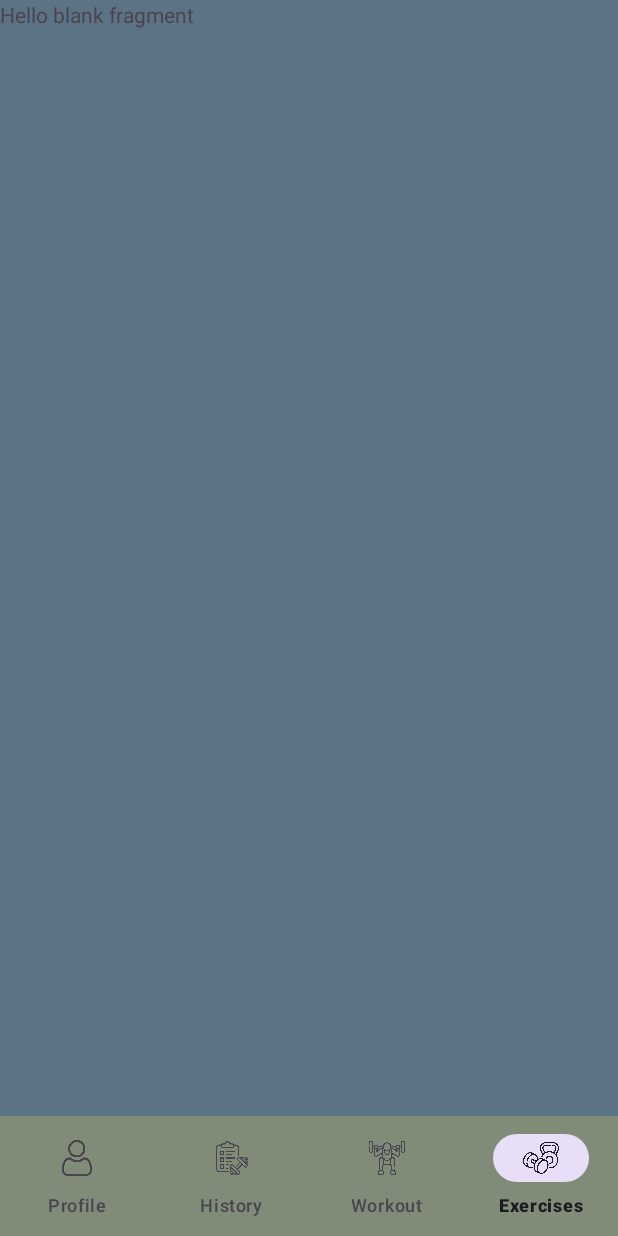
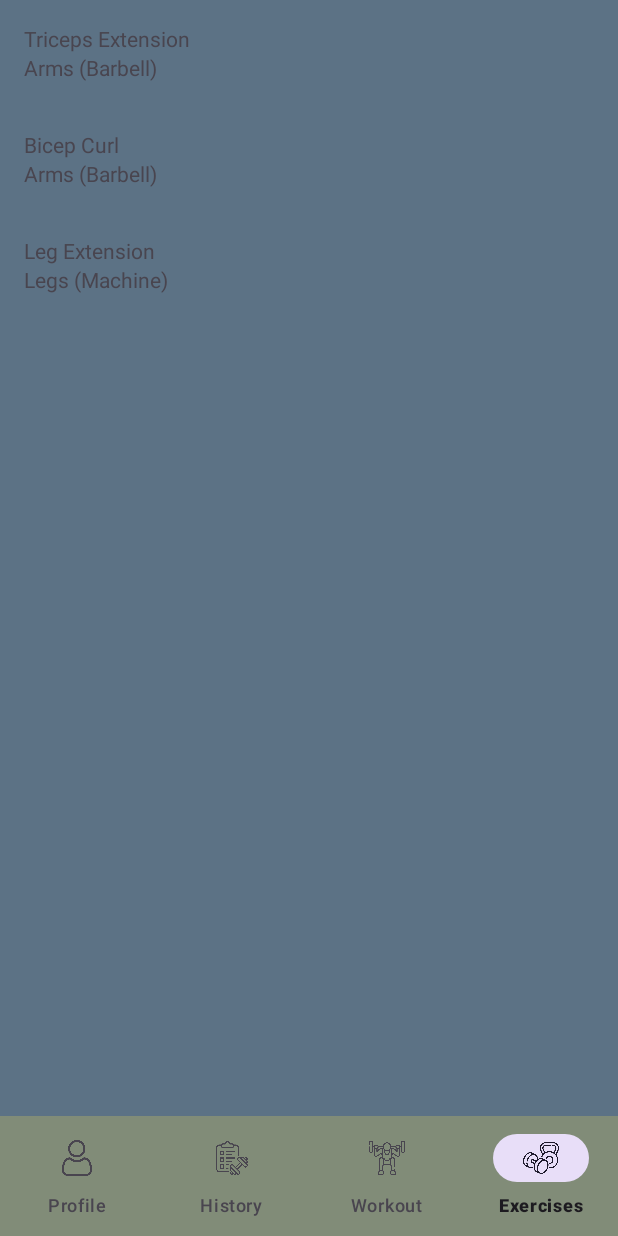
Before and after one commit to S00225961/Project-400, an Android app: the screen it shows after launch (MainActivity), item 4 of the bottom bar chosen, on a phone screen of 412 x 824 dp. Run offline under Robolectric (Android 15) with nearby library versions, the phone set to English and light mode, and no system bars; our stand-ins replace navigation-ui; libraries missing offline, so code that uses them is left out: com.github.mikephil.charting, org.tensorflow.lite; 3 statements that could not run were skipped.

Commit message:
implemented simple exercise list page and changed colour of body tracking

```diff
--- /dev/null
+++ b/Mobile App/app/src/main/java/com/example/project400/adapter/ExerciseAdapter.kt
@@ -0,0 +1,37 @@
+package com.example.project400.adapter
+
+import android.view.LayoutInflater
+import android.view.View
+import android.view.ViewGroup
+import android.widget.TextView
+import androidx.recyclerview.widget.RecyclerView
+import com.example.project400.R
+import com.example.project400.data.Exercise
+
+class ExerciseAdapter(private val exerciseList: List<Exercise>): RecyclerView.Adapter<ExerciseAdapter.ExerciseViewHolder>() {
+
+    override fun onCreateViewHolder(parent: ViewGroup, viewType: Int): ExerciseViewHolder {
+        val view = LayoutInflater.from(parent.context).inflate(R.layout.exercise_item, parent, false)
+        return ExerciseViewHolder(view)
+    }
+
+    override fun onBindViewHolder(holder: ExerciseViewHolder, position: Int) {
+        val workout = exerciseList[position]
+        holder.bind(workout)
+    }
+
+    override fun getItemCount(): Int {
+        return exerciseList.size
+    }
+    inner class ExerciseViewHolder(itemView: View) : RecyclerView.ViewHolder(itemView){
+        private val nameTextView: TextView = itemView.findViewById(R.id.exerciseNameTextView)
+        private val typeTextView: TextView = itemView.findViewById(R.id.exerciseTypeTextView)
+        fun bind(exercise: Exercise){
+            val exType: String = exercise.type.toString()
+            val exVariation: String = exercise.variation.toString()
+            val typeTextOutput = "$exType ($exVariation)"
+            nameTextView.text = exercise.name
+            typeTextView.text = typeTextOutput
+        }
+    }
+}
--- /dev/null
+++ b/Mobile App/app/src/main/java/com/example/project400/data/Exercise.kt
@@ -0,0 +1,3 @@
+package com.example.project400.data
+
+data class Exercise(val name : String, val type: ExerciseType, val variation: ExerciseVariation)
--- /dev/null
+++ b/Mobile App/app/src/main/java/com/example/project400/data/ExerciseType.kt
@@ -0,0 +1,8 @@
+package com.example.project400.data
+
+enum class ExerciseType {
+    Arms,
+    Chest,
+    Legs,
+    Cardio
+}
--- /dev/null
+++ b/Mobile App/app/src/main/java/com/example/project400/data/ExerciseVariation.kt
@@ -0,0 +1,10 @@
+package com.example.project400.data
+
+enum class ExerciseVariation {
+    Barbell,
+    Machine,
+    Dumbbell,
+    Treadmill,
+    Cable,
+    Band
+}
--- a/Mobile App/app/src/main/java/com/example/project400/fragments/Fragment_exercises.kt
+++ b/Mobile App/app/src/main/java/com/example/project400/fragments/Fragment_exercises.kt
@@ -5,9 +5,18 @@ import android.view.LayoutInflater
 import android.view.View
 import android.view.ViewGroup
 import androidx.fragment.app.Fragment
+import androidx.recyclerview.widget.LinearLayoutManager
+import androidx.recyclerview.widget.RecyclerView
 import com.example.project400.R
+import com.example.project400.adapter.ExerciseAdapter
+import com.example.project400.data.Exercise
+import com.example.project400.data.ExerciseType
+import com.example.project400.data.ExerciseVariation
 
 class fragment_exercises : Fragment() {
+
+    private lateinit var exerciseRecyclerView: RecyclerView
+    private lateinit var exerciseList: List<Exercise>
 
     override fun onCreate(savedInstanceState: Bundle?) {
         super.onCreate(savedInstanceState)
@@ -21,4 +30,18 @@ class fragment_exercises : Fragment() {
         return inflater.inflate(R.layout.fragment_exercises, container, false)
     }
 
+    override fun onViewCreated(view: View, savedInstanceState: Bundle?) {
+        super.onViewCreated(view, savedInstanceState)
+
+        exerciseRecyclerView = view.findViewById(R.id.exerciseRecyclerView)
+
+        exerciseList = listOf(
+            Exercise("Triceps Extension", ExerciseType.Arms, ExerciseVariation.Barbell),
+            Exercise("Bicep Curl", ExerciseType.Arms, ExerciseVariation.Barbell),
+            Exercise("Leg Extension", ExerciseType.Legs, ExerciseVariation.Machine),
+        )
+        exerciseRecyclerView.layoutManager = LinearLayoutManager(requireContext())
+        exerciseRecyclerView.adapter = ExerciseAdapter(exerciseList)
+    }
+
 }
--- a/Mobile App/app/src/main/java/com/example/project400/hardware/Camera.kt
+++ b/Mobile App/app/src/main/java/com/example/project400/hardware/Camera.kt
@@ -176,6 +176,7 @@ class Camera(private val surfaceView: SurfaceView, private val fragmentWorkout:
     private fun visualize(persons: List<Person>, bitmap: Bitmap) {
 
         val outputBitmap = VisualizationUtils.drawBodyKeypoints(
+            fragmentWorkout,
             bitmap,
             persons.filter { it.score > MIN_CONFIDENCE }, isTrackerEnabled
         )
--- a/Mobile App/app/src/main/java/com/example/project400/visuals/VisualizationUtils.kt
+++ b/Mobile App/app/src/main/java/com/example/project400/visuals/VisualizationUtils.kt
@@ -1,16 +1,21 @@
 package com.example.project400.visuals
 
+import android.annotation.SuppressLint
+import android.content.Context
 import android.graphics.Bitmap
 import android.graphics.Canvas
 import android.graphics.Color
 import android.graphics.Paint
+import androidx.core.content.ContextCompat
+import com.example.project400.R
 import com.example.project400.data.BodyPart
 import com.example.project400.data.Person
+import com.example.project400.fragments.fragment_workout
 import kotlin.math.max
 
 object VisualizationUtils {
     /** Radius of circle used to draw keypoints.  */
-    private const val CIRCLE_RADIUS = 6f
+    private const val CIRCLE_RADIUS = 4f
 
     /** Width of line used to connected two keypoints.  */
     private const val LINE_WIDTH = 4f
@@ -44,19 +49,20 @@ object VisualizationUtils {
     )
 
     // Draw line and point indicate body pose
+    @SuppressLint("UseRequireInsteadOfGet")
     fun drawBodyKeypoints(
+        fragmentWorkout: fragment_workout,
         input: Bitmap,
         persons: List<Person>,
         isTrackerEnabled: Boolean = false
     ): Bitmap {
         val paintCircle = Paint().apply {
             strokeWidth = CIRCLE_RADIUS
-            color = Color.RED
-            style = Paint.Style.FILL
+            color = fragmentWorkout.context?.let { ContextCompat.getColor(it, R.color.grass_green) }!!
         }
         val paintLine = Paint().apply {
             strokeWidth = LINE_WIDTH
-            color = Color.GREEN
+            color = fragmentWorkout.context?.let { ContextCompat.getColor(it, R.color.red) }!!
             style = Paint.Style.STROKE
         }
 
--- /dev/null
+++ b/Mobile App/app/src/main/res/layout/exercise_item.xml
@@ -0,0 +1,33 @@
+<?xml version="1.0" encoding="utf-8"?>
+<androidx.constraintlayout.widget.ConstraintLayout xmlns:android="http://schemas.android.com/apk/res/android"
+    xmlns:app="http://schemas.android.com/apk/res-auto"
+    android:layout_width="match_parent"
+    android:layout_height="wrap_content"
+    android:padding="16dp">
+
+    <LinearLayout
+        android:layout_width="match_parent"
+        android:layout_height="wrap_content"
+        android:orientation="vertical"
+        app:layout_constraintBottom_toBottomOf="parent"
+        app:layout_constraintEnd_toEndOf="parent"
+        app:layout_constraintHorizontal_bias="0.0"
+        app:layout_constraintStart_toStartOf="parent"
+        app:layout_constraintTop_toTopOf="parent"
+        app:layout_constraintVertical_bias="0.001">
+
+        <TextView
+            android:id="@+id/exerciseNameTextView"
+            android:layout_width="wrap_content"
+            android:layout_height="wrap_content"
+            android:text="Name" />
+
+        <TextView
+            android:id="@+id/exerciseTypeTextView"
+            android:layout_width="wrap_content"
+            android:layout_height="wrap_content"
+            android:text="Type" />
+
+    </LinearLayout>
+
+</androidx.constraintlayout.widget.ConstraintLayout>
--- a/Mobile App/app/src/main/res/layout/fragment_exercises.xml
+++ b/Mobile App/app/src/main/res/layout/fragment_exercises.xml
@@ -6,10 +6,10 @@
     android:background="@color/background"
     tools:context=".fragments.fragment_exercises">
 
-    <!-- TODO: Update blank fragment layout -->
-    <TextView
+
+    <androidx.recyclerview.widget.RecyclerView
+        android:id="@+id/exerciseRecyclerView"
         android:layout_width="match_parent"
-        android:layout_height="match_parent"
-        android:text="@string/hello_blank_fragment" />
+        android:layout_height="match_parent" />
 
 </FrameLayout>
--- a/Mobile App/app/src/main/res/values/colors.xml
+++ b/Mobile App/app/src/main/res/values/colors.xml
@@ -8,4 +8,6 @@
     <color name="alter_gray">#5E686D</color>
     <color name="lightGreen">#A7B49E</color>
     <color name="cream">#E2E0C8</color>
+    <color name="red">#B82132</color>
+    <color name="grass_green">#77B254</color>
 </resources>
```
